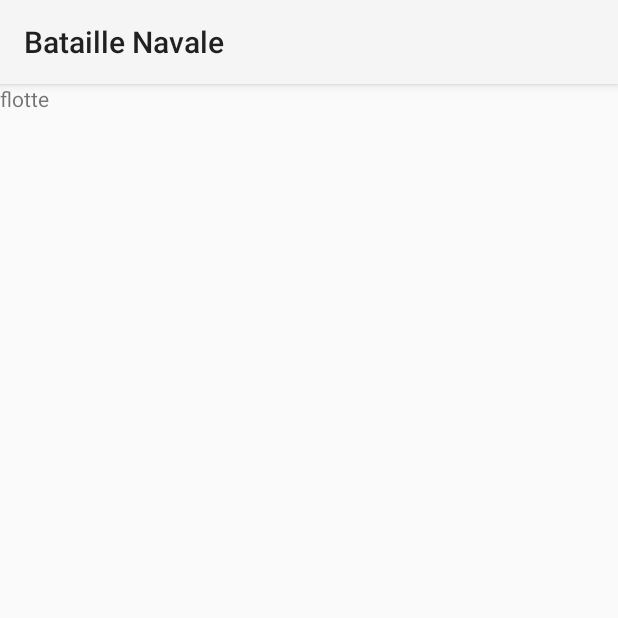
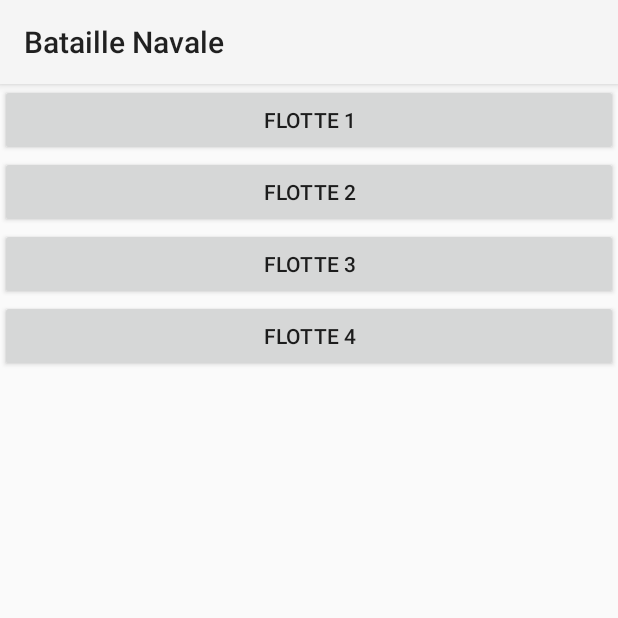
Before and after one commit to TNFB/Bataille-Navale, an Android app: the fragment flotte_menu shown on its own in the app's theme, on a phone screen of 412 x 824 dp, the top half of it. Run offline under Robolectric (Android 15) with nearby library versions, the phone set to English and light mode, and no system bars.

Commit message:
Début de dev des pré-configurations

```diff
--- a/app/src/main/java/com/CoMaTo/bataillenavale/flotte_menu.java
+++ b/app/src/main/java/com/CoMaTo/bataillenavale/flotte_menu.java
@@ -8,7 +8,6 @@ import android.view.LayoutInflater;
 import android.view.View;
 import android.view.ViewGroup;
 
-import com.CoMaTo.bataillenavale.databinding.FragmentConfMenuBinding;
 import com.CoMaTo.bataillenavale.databinding.FragmentFlotteMenuBinding;
 
 public class flotte_menu extends Fragment {
@@ -35,5 +34,14 @@ public class flotte_menu extends Fragment {
     @Override
     public void onResume() {
         super.onResume();
+        binding.flotte1.setOnClickListener(v -> ConfigFlotte(1));
+        binding.flotte2.setOnClickListener(v -> ConfigFlotte(2));
+        binding.flotte3.setOnClickListener(v -> ConfigFlotte(3));
+        binding.flotte4.setOnClickListener(v -> ConfigFlotte(4));
+    }
+
+    public void ConfigFlotte(int num_flotte){
+        DataManager dataManager = new DataManager(getContext());
+        dataManager.initFlotte();
     }
 }
--- a/app/src/main/res/layout/fragment_flotte_menu.xml
+++ b/app/src/main/res/layout/fragment_flotte_menu.xml
@@ -7,9 +7,35 @@
     android:layout_height="match_parent"
     tools:context=".flotte_menu">
 
-    <!-- TODO: Update blank fragment layout -->
-    <TextView
+    <LinearLayout
         android:layout_width="match_parent"
-        android:layout_height="match_parent"
-        android:text="flotte" />
+        android:layout_height="wrap_content"
+        android:orientation="vertical">
+
+        <Button
+            android:id="@+id/flotte1"
+            android:layout_width="match_parent"
+            android:layout_height="wrap_content"
+            android:text="@string/flotte1" />
+
+        <Button
+            android:id="@+id/flotte2"
+            android:layout_width="match_parent"
+            android:layout_height="wrap_content"
+            android:text="@string/flotte2" />
+
+        <Button
+            android:id="@+id/flotte3"
+            android:layout_width="match_parent"
+            android:layout_height="wrap_content"
+            android:text="@string/flotte3" />
+
+        <Button
+            android:id="@+id/flotte4"
+            android:layout_width="match_parent"
+            android:layout_height="wrap_content"
+            android:text="@string/flotte4" />
+
+    </LinearLayout>
+
 </FrameLayout>
--- a/app/src/main/res/values/strings.xml
+++ b/app/src/main/res/values/strings.xml
@@ -7,4 +7,8 @@
     <string name="hello_blank_fragment">Hello blank fragment</string>
     <string name="jouer">Jouer</string>
     <string name="coming_soon">Coming Soon</string>
+    <string name="flotte1">Flotte 1</string>
+    <string name="flotte2">Flotte 2</string>
+    <string name="flotte3">Flotte 3</string>
+    <string name="flotte4">Flotte 4</string>
 </resources>
```
Also changed, not shown: app/src/main/java/com/CoMaTo/bataillenavale/DataManager.java (+24 -0 lines).
